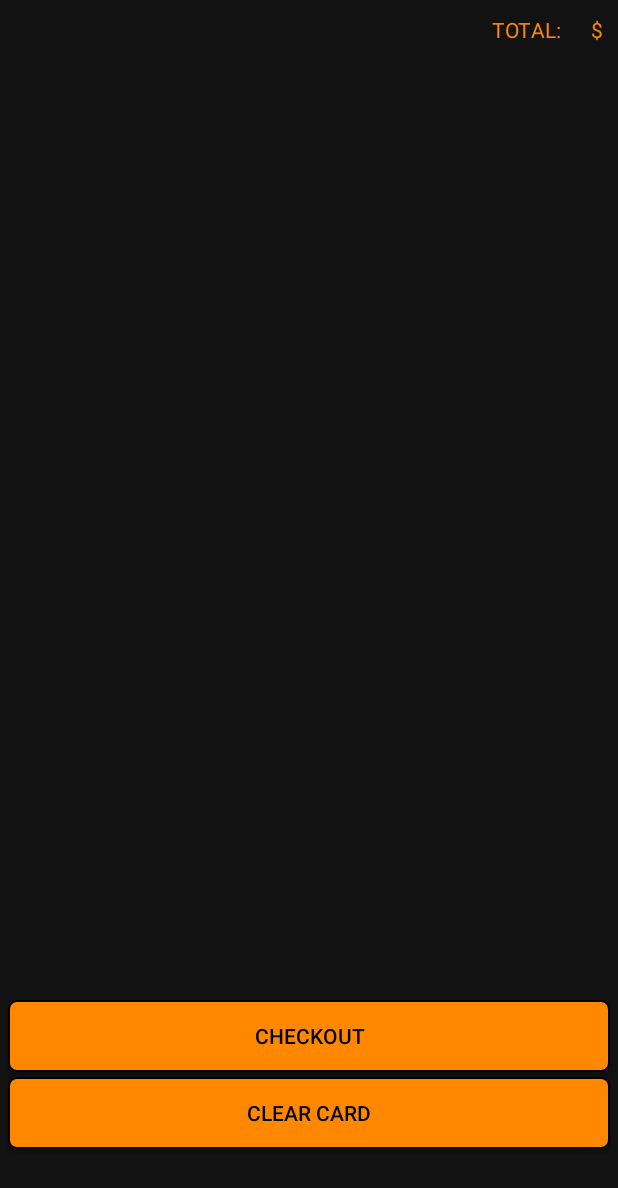
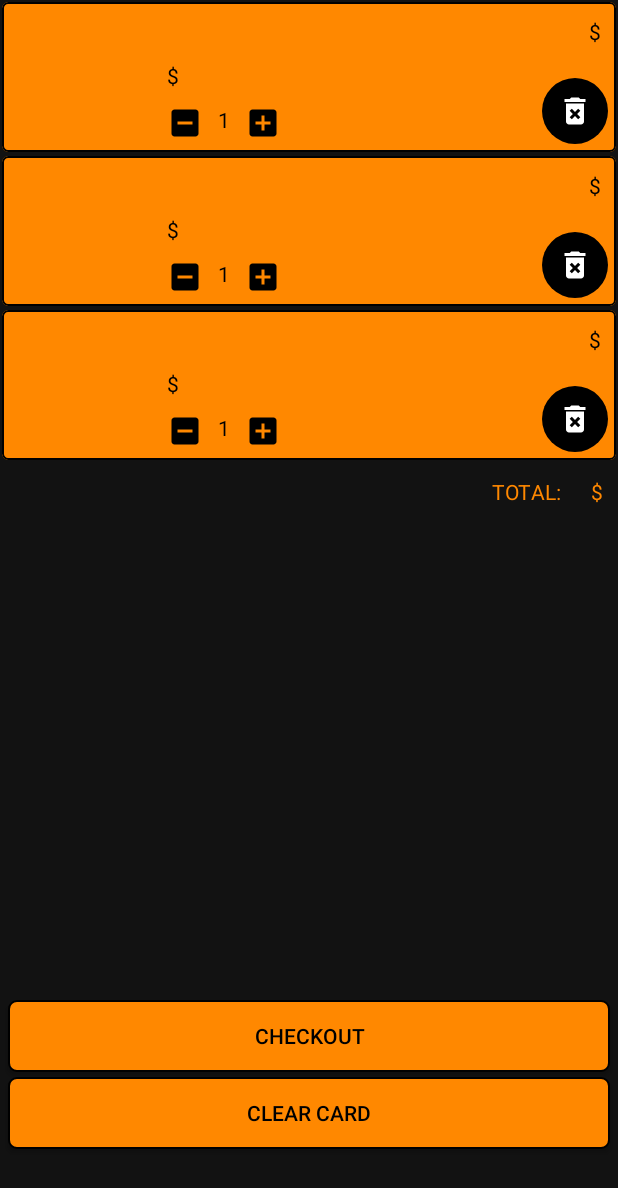
Before and after one commit to NFR-161/Coffee, an Android app: the layout card.xml on its own in the app's theme, with its tools: preview values and no code run, on a phone screen of 412 x 824 dp. Shown: the top 1188 px of the screen. Run offline under Robolectric (Android 15) with nearby library versions, the phone set to English and light mode, and no system bars.

Commit message:
added idea to ignore

```diff
--- a/app/build.gradle
+++ b/app/build.gradle
@@ -55,10 +55,6 @@ dependencies {
     androidTestImplementation 'androidx.test.ext:junit:1.1.3'
     androidTestImplementation 'androidx.test.espresso:espresso-core:3.4.0'
 
-    implementation 'androidx.core:core-ktx:1.7.0'
-    implementation 'androidx.appcompat:appcompat:1.4.1'
-    implementation 'com.google.android.material:material:1.5.0'
-    implementation 'androidx.constraintlayout:constraintlayout:2.1.3'
     testImplementation 'junit:junit:'
     androidTestImplementation 'androidx.test.ext:junit:1.1.3'
     androidTestImplementation 'androidx.test.espresso:espresso-core:3.4.0'
--- a/app/src/main/res/layout/activity_main.xml
+++ b/app/src/main/res/layout/activity_main.xml
@@ -44,8 +44,6 @@
                 android:layout_height="match_parent"
                 android:layout_weight="1"/>
 
-
-
         </androidx.appcompat.widget.LinearLayoutCompat>
         <ProgressBar
             android:id="@+id/progressBar_ID"
@@ -75,9 +73,6 @@
                 app:menu="@menu/bottom_menu"/>
 
         </androidx.coordinatorlayout.widget.CoordinatorLayout>
-
-
-
     </androidx.constraintlayout.widget.ConstraintLayout>
 
 </layout>
--- a/app/src/main/res/layout/card.xml
+++ b/app/src/main/res/layout/card.xml
@@ -19,8 +19,10 @@
                 android:layout_width="match_parent"
                 android:layout_height="wrap_content"
                 app:layout_constraintEnd_toEndOf="parent"
+                tools:itemCount="3"
                 app:layout_constraintStart_toStartOf="parent"
-                app:layout_constraintTop_toTopOf="parent" />
+                app:layout_constraintTop_toTopOf="parent"
+                tools:listitem="@layout/card_item"/>
 
             <androidx.appcompat.widget.AppCompatTextView
                 android:id="@+id/headerTotalOrder"
--- a/app/src/main/res/layout/coffee.xml
+++ b/app/src/main/res/layout/coffee.xml
@@ -16,8 +16,10 @@ tools:context=".presentation.Tabs.Coffee.Coffee">
                 android:id="@+id/catalogCoffee"
                 android:layout_width="match_parent"
                 android:layout_height="wrap_content"
+                tools:itemCount="3"
                 app:layout_constraintStart_toStartOf="parent"
-                app:layout_constraintTop_toTopOf="parent" />
+                app:layout_constraintTop_toTopOf="parent"
+                tools:listitem="@layout/coffee_item"/>
 
         </androidx.constraintlayout.widget.ConstraintLayout>
 
```
Also changed, not shown: app/src/main/java/com/exampleone/test/data/dataSourceIMPL/CoffeeApiDataSourceIMPL.kt (+2 -6 lines), app/src/main/java/com/exampleone/test/domain/info/CoffeeInfo.kt (+0 -2 lines), app/src/main/java/com/exampleone/test/domain/repository/OrderLocalCall.kt (+1 -0 lines), app/src/main/java/com/exampleone/test/presentation/Tabs/Coffee/CoffeeAdapter.kt (+2 -0 lines), 1 other file.
